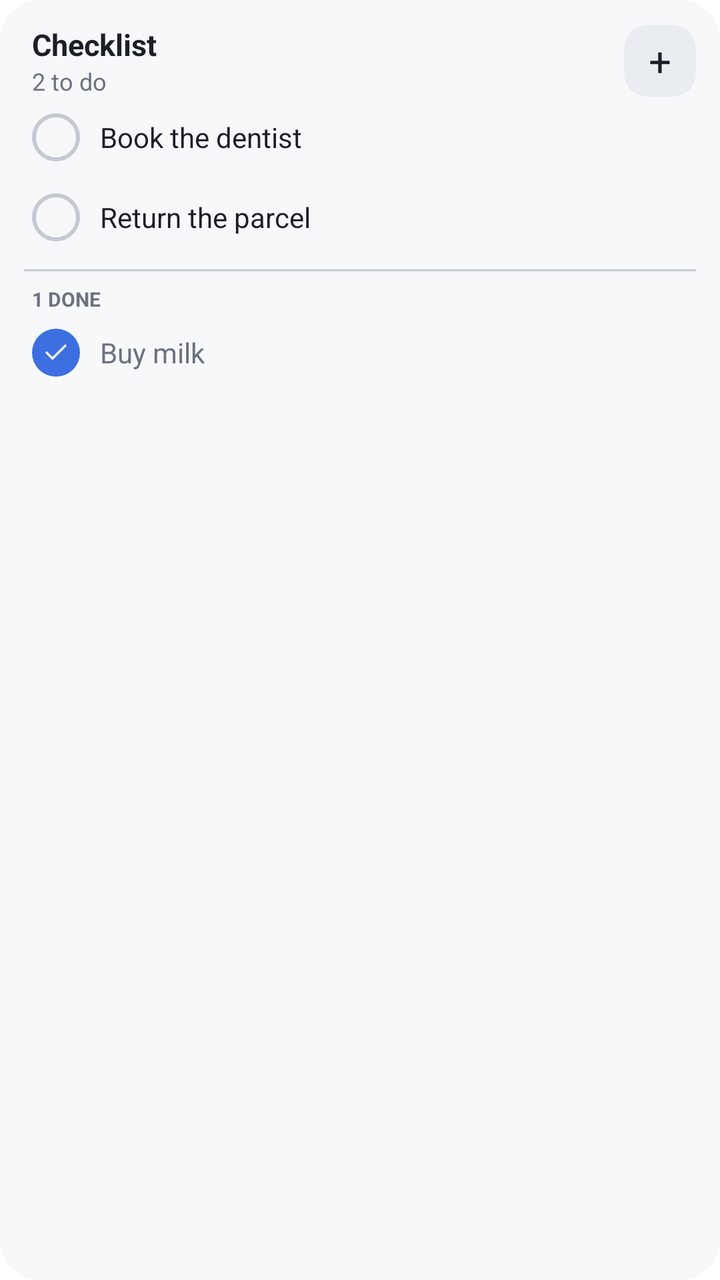
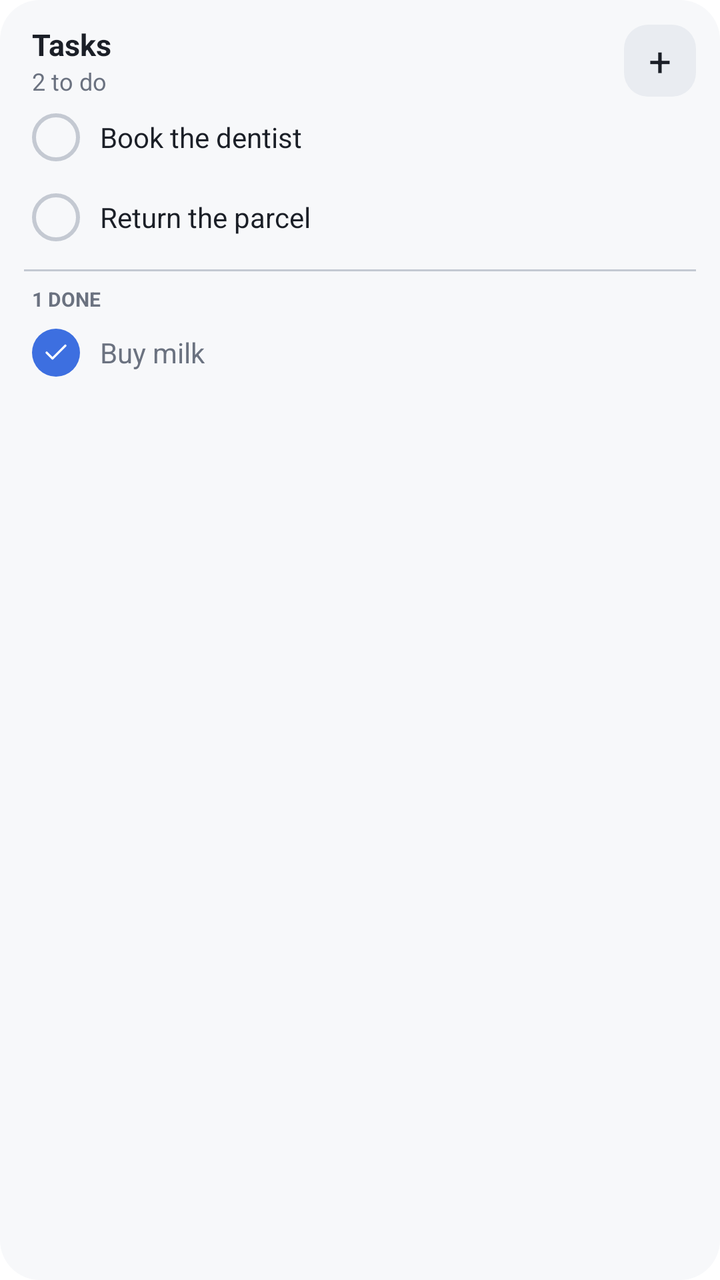

Two renders of the same Android screen: before a commit and after it. Below are the layout's source before the change and the commit's diff.
<!-- AndroidManifest.xml: fallback theme Theme.MaterialComponents.DayNight.NoActionBar -->
<!-- res/layout/widget_todos_preview.xml -->
<?xml version="1.0" encoding="utf-8"?>
<LinearLayout xmlns:android="http://schemas.android.com/apk/res/android"
    android:layout_width="match_parent"
    android:layout_height="match_parent"
    android:background="@drawable/widget_bg"
    android:orientation="vertical"
    android:padding="12dp">

    <LinearLayout
        android:layout_width="match_parent"
        android:layout_height="wrap_content"
        android:gravity="center_vertical"
        android:orientation="horizontal">

        <LinearLayout
            android:layout_width="0dp"
            android:layout_height="wrap_content"
            android:layout_weight="1"
            android:orientation="vertical"
            android:paddingStart="4dp">

            <TextView
                android:layout_width="wrap_content"
                android:layout_height="wrap_content"
                android:text="Checklist"
                android:textColor="@color/widget_text"
                android:textSize="15sp"
                android:textStyle="bold" />

            <TextView
                android:layout_width="wrap_content"
                android:layout_height="wrap_content"
                android:text="2 to do"
                android:textColor="@color/widget_muted"
                android:textSize="12sp" />
        </LinearLayout>
        <TextView
            android:layout_width="36dp"
            android:layout_height="36dp"
            android:background="@drawable/widget_button"
            android:gravity="center"
            android:text="+"
            android:textColor="@color/widget_text"
            android:textSize="20sp" />
    </LinearLayout>

    <LinearLayout
        android:layout_width="match_parent"
        android:layout_height="40dp"
        android:gravity="center_vertical"
        android:orientation="horizontal"
        android:paddingStart="4dp">

        <TextView
            android:layout_width="24dp"
            android:layout_height="24dp"
            android:layout_marginEnd="10dp"
            android:background="@drawable/widget_tick_off"
            android:gravity="center"
            android:text=""
            android:textColor="@color/widget_on_accent"
            android:textSize="12sp"
            android:textStyle="bold" />

        <TextView
            android:layout_width="0dp"
            android:layout_height="wrap_content"
            android:layout_weight="1"
            android:text="Book the dentist"
            android:textColor="@color/widget_text"
            android:textSize="14sp" />
    </LinearLayout>

    <LinearLayout
        android:layout_width="match_parent"
        android:layout_height="40dp"
        android:gravity="center_vertical"
        android:orientation="horizontal"
        android:paddingStart="4dp">

        <TextView
            android:layout_width="24dp"
            android:layout_height="24dp"
            android:layout_marginEnd="10dp"
            android:background="@drawable/widget_tick_off"
            android:gravity="center"
            android:text=""
            android:textColor="@color/widget_on_accent"
            android:textSize="12sp"
            android:textStyle="bold" />

        <TextView
            android:layout_width="0dp"
            android:layout_height="wrap_content"
            android:layout_weight="1"
            android:text="Return the parcel"
            android:textColor="@color/widget_text"
            android:textSize="14sp" />
    </LinearLayout>

    <TextView
        android:layout_width="match_parent"
        android:layout_height="wrap_content"
        android:layout_marginTop="6dp"
        android:background="@drawable/widget_sep"
        android:paddingStart="4dp"
        android:paddingTop="8dp"
        android:text="1 DONE"
        android:textColor="@color/widget_muted"
        android:textSize="10sp"
        android:textStyle="bold" />

    <LinearLayout
        android:layout_width="match_parent"
        android:layout_height="40dp"
        android:gravity="center_vertical"
        android:orientation="horizontal"
        android:paddingStart="4dp">

        <FrameLayout
            android:layout_width="24dp"
            android:layout_height="24dp"
            android:layout_marginEnd="10dp"
            android:background="@drawable/widget_tick_on">

            <ImageView
                android:layout_width="14dp"
                android:layout_height="14dp"
                android:layout_gravity="center"
                android:src="@drawable/widget_ico_check" />
        </FrameLayout>

        <TextView
            android:layout_width="0dp"
            android:layout_height="wrap_content"
            android:layout_weight="1"
            android:text="Buy milk"
            android:textColor="@color/widget_muted"
            android:textSize="14sp" />
    </LinearLayout>
</LinearLayout>
<!-- resources referenced by this layout -->
<resources>
  <color name="widget_muted">#6B7280</color>
  <color name="widget_on_accent">#FFFFFF</color>
  <color name="widget_text">#1B1F27</color>
  <!-- drawable widget_bg (drawable) -->
  <?xml version="1.0" encoding="utf-8"?>
  <shape xmlns:android="http://schemas.android.com/apk/res/android" android:shape="rectangle">
      <solid android:color="@color/widget_bg" />
      <corners android:radius="20dp" />
  </shape>
  <!-- drawable widget_button (drawable) -->
  <?xml version="1.0" encoding="utf-8"?>
  <shape xmlns:android="http://schemas.android.com/apk/res/android" android:shape="rectangle">
      <solid android:color="@color/widget_button" />
      <corners android:radius="12dp" />
  </shape>
  <!-- drawable widget_ico_check (drawable) -->
  <?xml version="1.0" encoding="utf-8"?>
  <vector xmlns:android="http://schemas.android.com/apk/res/android"
      android:width="16dp"
      android:height="16dp"
      android:viewportWidth="24"
      android:viewportHeight="24">
      <path
          android:pathData="M20 6 9 17l-5-5"
          android:strokeColor="@color/widget_on_accent"
          android:strokeWidth="2"
          android:strokeLineCap="round"
          android:strokeLineJoin="round" />
  </vector>
  <!-- drawable widget_sep (drawable) -->
  <?xml version="1.0" encoding="utf-8"?>
  <layer-list xmlns:android="http://schemas.android.com/apk/res/android">
      <item>
          <shape android:shape="rectangle">
              <solid android:color="@color/widget_ring" />
          </shape>
      </item>
      <item android:top="1dp">
          <shape android:shape="rectangle">
              <solid android:color="@color/widget_bg" />
          </shape>
      </item>
  </layer-list>
  <!-- drawable widget_tick_off (drawable) -->
  <?xml version="1.0" encoding="utf-8"?>
  <shape xmlns:android="http://schemas.android.com/apk/res/android" android:shape="oval">
      <stroke android:width="2dp" android:color="@color/widget_ring" />
  </shape>
  <!-- drawable widget_tick_on (drawable) -->
  <?xml version="1.0" encoding="utf-8"?>
  <shape xmlns:android="http://schemas.android.com/apk/res/android" android:shape="oval">
      <solid android:color="@color/widget_accent" />
  </shape>
  <color name="widget_bg">#F7F8FA</color>
  <color name="widget_button">#E9ECF1</color>
  <color name="widget_ring">#C4C9D2</color>
  <color name="widget_accent">#3D6FE0</color>
</resources>

<!-- the commit's change to res/layout/widget_todos_preview.xml (unified diff, before → after) -->
@@ -22,7 +22,7 @@
             <TextView
                 android:layout_width="wrap_content"
                 android:layout_height="wrap_content"
-                android:text="Checklist"
+                android:text="Tasks"
                 android:textColor="@color/widget_text"
                 android:textSize="15sp"
                 android:textStyle="bold" />
